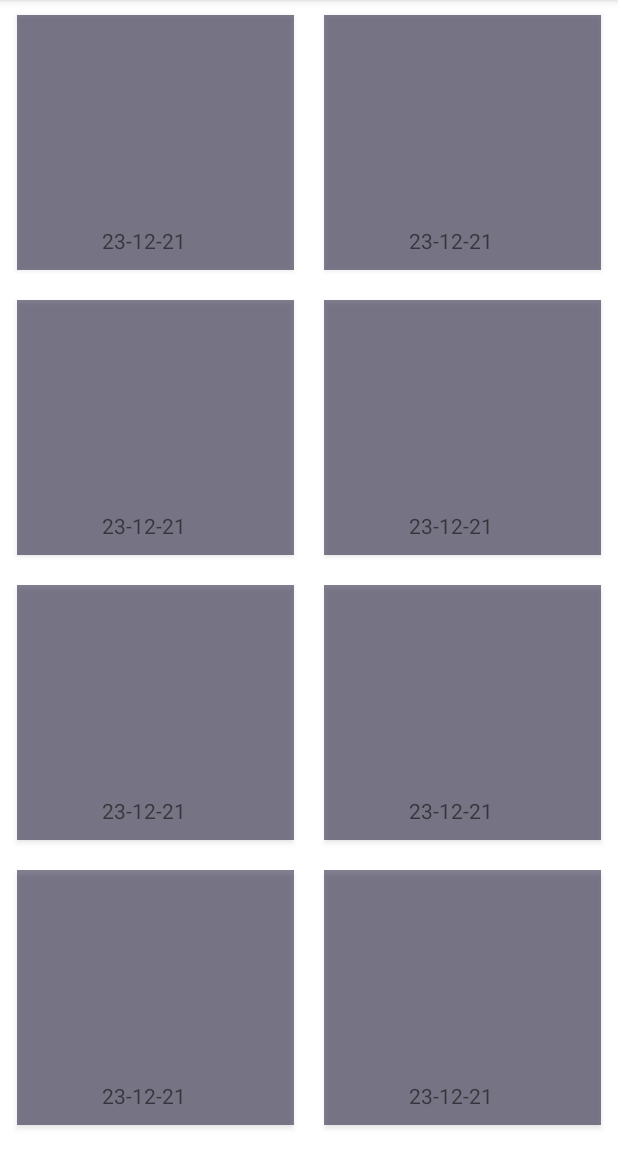
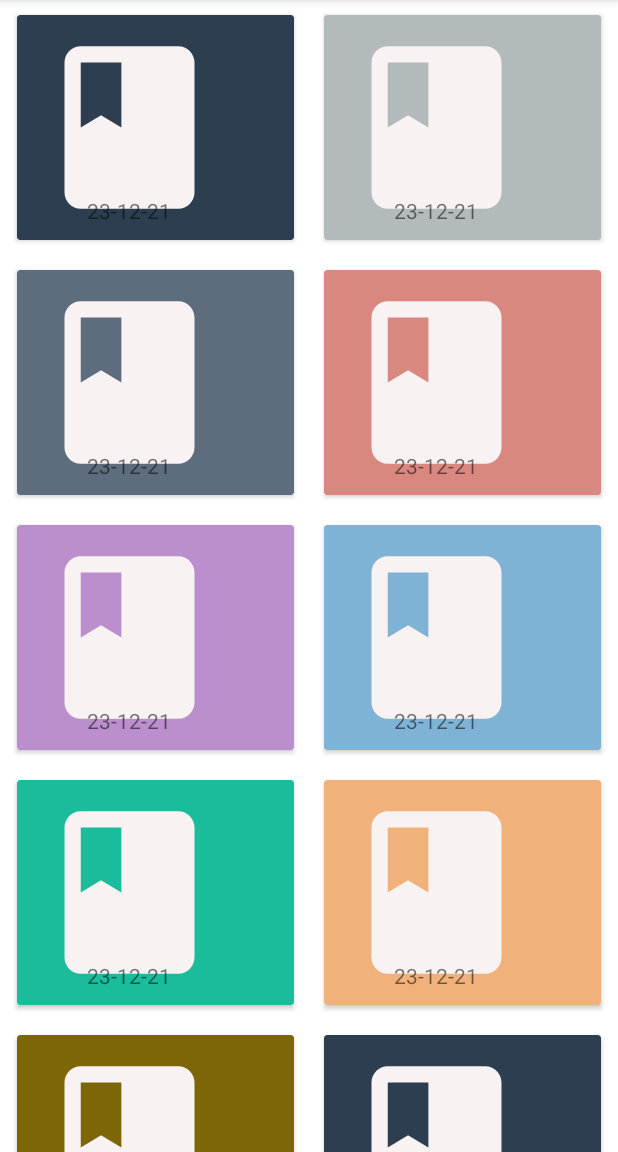
Before and after one commit to KumawatAshokk/appp, an Android app: the screen it shows after launch once a user with an empty profile is signed in (homeScreen), on a phone screen of 412 x 824 dp, the part 84-1236 px from its top. Run offline under Robolectric (Android 15) with nearby library versions, the phone set to English and light mode, and no system bars; our stand-ins replace Firebase (no records; nobody signed in at launch, a user with empty details on screens opened directly).

Commit message:
commit init

```diff
--- a/app/src/main/java/com/example/quiz/activites/adapter/quizAdapter.kt
+++ b/app/src/main/java/com/example/quiz/activites/adapter/quizAdapter.kt
@@ -1,6 +1,7 @@
 package com.example.quiz.activites.adapter
 
 import android.content.Context
+import android.graphics.Color
 import android.view.LayoutInflater
 import android.view.View
 import android.view.ViewGroup
@@ -10,6 +11,8 @@ import androidx.cardview.widget.CardView
 import androidx.recyclerview.widget.RecyclerView
 import com.example.quiz.R
 import com.example.quiz.activites.model.quiz
+import com.example.quiz.activites.utils.colourPicker
+import com.example.quiz.activites.utils.iconPicker
 import java.security.AccessControlContext
 
 class quizAdapter (val context: Context, val quizess:List<quiz>):
@@ -29,7 +32,8 @@ class quizAdapter (val context: Context, val quizess:List<quiz>):
 
     override fun onBindViewHolder(holder: QuizViewHolder, position: Int) {
         holder.textviewTitle.text=quizess[position].title
-        holder.CardContainer.setBackgroundColor(R.color.purple_700)
+        holder.CardContainer.setCardBackgroundColor(Color.parseColor(colourPicker.getcolor()))
+        holder.imageCard.setImageResource(iconPicker.geticon())
 
 
     }
--- /dev/null
+++ b/app/src/main/java/com/example/quiz/activites/utils/colourPicker.kt
@@ -0,0 +1,14 @@
+package com.example.quiz.activites.utils
+
+object colourPicker
+
+{
+    val color= arrayOf("#7D6608","#2C3E50","#B2BABB","#5D6D7E","#D98880","#BB8FCE","#7FB3D5","#1ABC9C","#F0B27A")
+    var currentColorIndex=0
+    fun getcolor():String{
+        currentColorIndex=(currentColorIndex+1) % color.size
+        return color[currentColorIndex]
+
+    }
+
+}
--- /dev/null
+++ b/app/src/main/java/com/example/quiz/activites/utils/iconPicker.kt
@@ -0,0 +1,18 @@
+package com.example.quiz.activites.utils
+
+import com.example.quiz.R
+
+
+object iconPicker
+{
+    val icons= arrayOf(
+        R.drawable.ic_baseline_book_24,
+       )
+    var currentColorIndex=0
+    fun geticon(): Int
+    {
+        currentColorIndex=(currentColorIndex+1)% icons.size
+        return icons[currentColorIndex]
+    }
+
+}
--- /dev/null
+++ b/app/src/main/res/drawable/ic_baseline_batch_prediction_24.xml
@@ -0,0 +1,5 @@
+<vector android:height="24dp" android:tint="#F8F2F2"
+    android:viewportHeight="24" android:viewportWidth="24"
+    android:width="24dp" xmlns:android="http://schemas.android.com/apk/res/android">
+    <path android:fillColor="@android:color/white" android:pathData="M17,8H7c-1.1,0 -2,0.9 -2,2v10c0,1.1 0.9,2 2,2h10c1.1,0 2,-0.9 2,-2V10C19,8.9 18.1,8 17,8zM13,20.5h-2V19h2V20.5zM13,18h-2c0,-1.5 -2.5,-3 -2.5,-5c0,-1.93 1.57,-3.5 3.5,-3.5c1.93,0 3.5,1.57 3.5,3.5C15.5,15 13,16.5 13,18zM18,6.5H6v0C6,5.67 6.67,5 7.5,5h9C17.33,5 18,5.67 18,6.5L18,6.5zM17,3.5H7v0C7,2.67 7.67,2 8.5,2h7C16.33,2 17,2.67 17,3.5L17,3.5z"/>
+</vector>
--- /dev/null
+++ b/app/src/main/res/drawable/ic_baseline_book_24.xml
@@ -0,0 +1,5 @@
+<vector android:height="24dp" android:tint="#F8F2F2"
+    android:viewportHeight="24" android:viewportWidth="24"
+    android:width="24dp" xmlns:android="http://schemas.android.com/apk/res/android">
+    <path android:fillColor="@android:color/white" android:pathData="M18,2H6c-1.1,0 -2,0.9 -2,2v16c0,1.1 0.9,2 2,2h12c1.1,0 2,-0.9 2,-2V4c0,-1.1 -0.9,-2 -2,-2zM6,4h5v8l-2.5,-1.5L6,12V4z"/>
+</vector>
--- a/app/src/main/res/layout/list_item.xml
+++ b/app/src/main/res/layout/list_item.xml
@@ -16,8 +16,8 @@
 
         <ImageView
             android:id="@+id/home_card_image"
-            android:layout_width="150dp"
-            android:layout_height="150dp"
+            android:layout_width="130dp"
+            android:layout_height="130dp"
             android:layout_gravity="center"
             tools:srcCompat="@tools:sample/avatars" />
 
```
